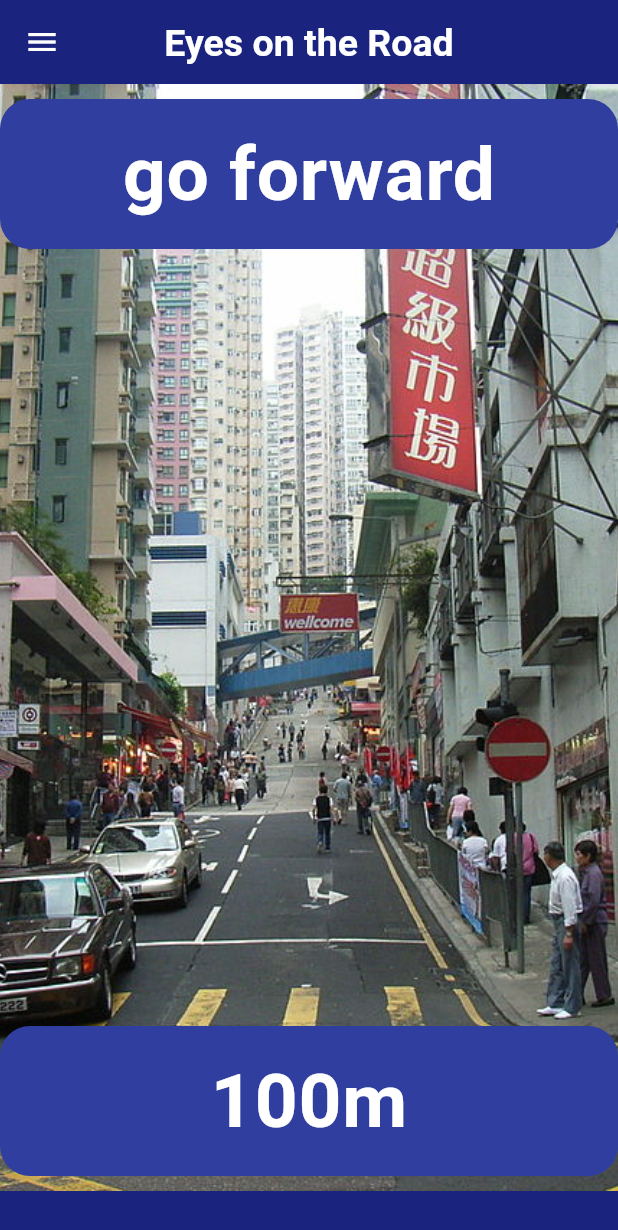
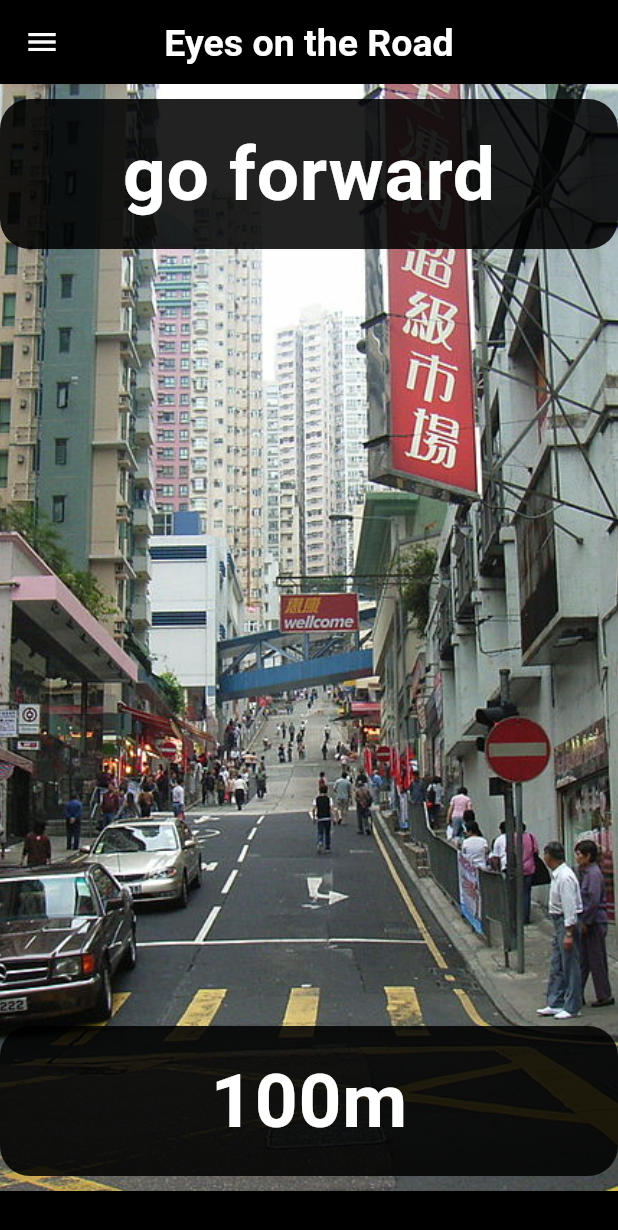
Before and after one commit to FoxHui1759/A-mobile-application-that-assists-individuals-with-visual-impairment-to-travel-in-Hong-Kong, a Flutter app: the screen it shows after launch, on a phone screen of 412 x 824 dp. Shown: the top 1230 px of the screen. Run offline on Flutter 3.47's test engine with Material 3 defaults, Android fonts, the phone set to English and light mode, and no system bars; our stand-ins replace google_fonts, socket_io_client; Roboto replaces fonts that are missing (Carlito).

Commit message:
change the color back to black

```diff
--- a/eyes_on_the_road/lib/main.dart
+++ b/eyes_on_the_road/lib/main.dart
@@ -18,9 +18,9 @@ class MyApp extends StatelessWidget {
       title: appTitle,
       theme: ThemeData(
         useMaterial3: true,
-        primaryColor: Colors.indigo[900],
+        primaryColor: Colors.black,
         colorScheme:
-            ColorScheme.fromSwatch().copyWith(secondary: Colors.indigo[700]),
+            ColorScheme.fromSwatch().copyWith(secondary: Colors.black87),
         scaffoldBackgroundColor: Colors.white,
         textTheme: TextTheme(
           headlineMedium: GoogleFonts.carlito(
```
